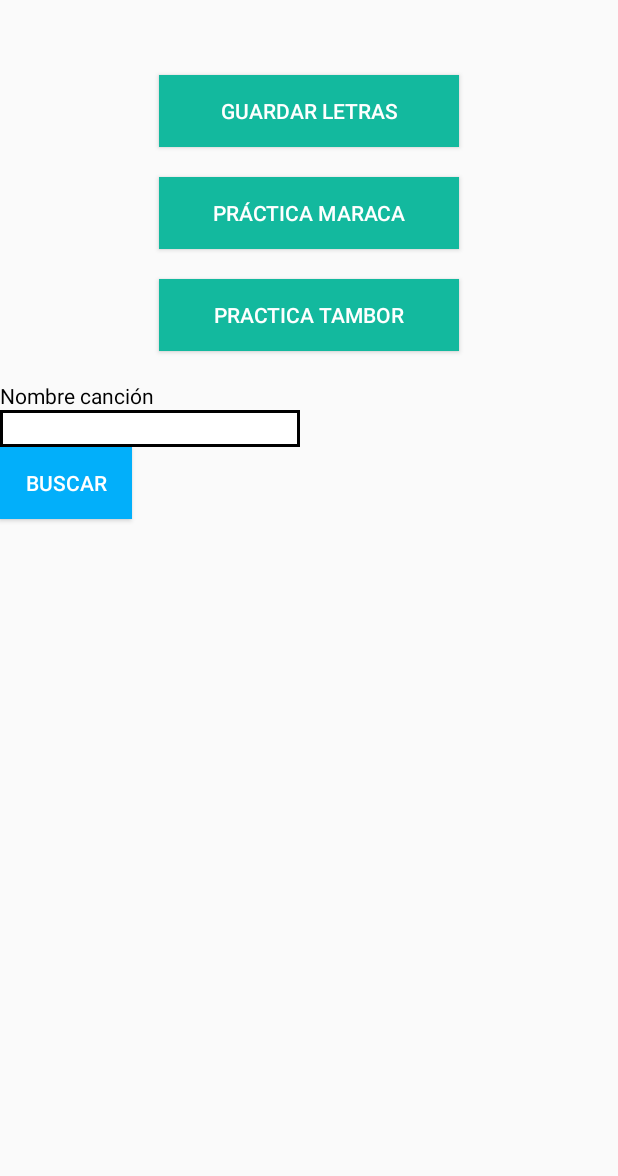
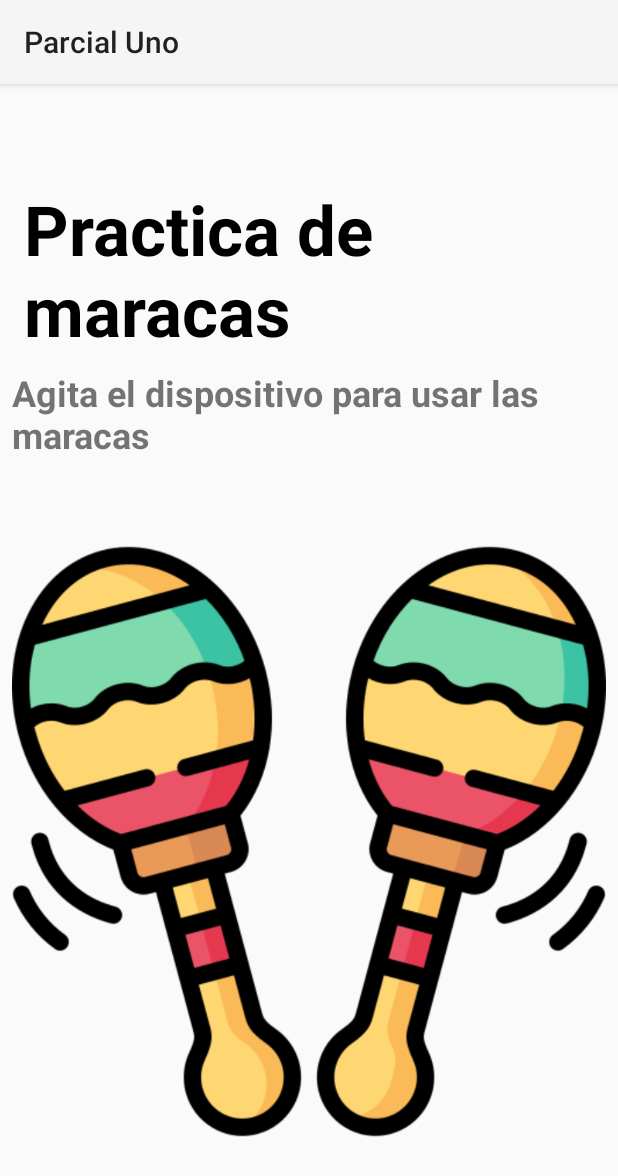
Before and after one commit to JavierGx022/parcialUno, an Android app built with Jetpack Compose: the screen it shows after launch (MainActivity before the commit, PracticaMaraca after it), after a tap on "PRÁCTICA MARACA", on a phone screen of 412 x 824 dp. Shown: the top 1176 px of the screen. Run offline under Robolectric (Android 15) with nearby library versions, the phone set to English and light mode, and no system bars; libraries missing offline, so code that uses them is left out: com.corteUno; 3 statements that could not run were skipped.

Commit message:
Version inicial de practica de maracas

```diff
--- a/app/src/main/AndroidManifest.xml
+++ b/app/src/main/AndroidManifest.xml
@@ -12,6 +12,12 @@
         android:supportsRtl="true"
         android:theme="@style/Theme.AppCompat.Light"
         tools:targetApi="31">
+        <activity
+            android:name=".PracticaTambor"
+            android:exported="false" />
+        <activity
+            android:name=".PracticaMaraca"
+            android:exported="false" />
         <activity
             android:name=".DetalleCancionActivity"
             android:exported="false" />
--- a/app/src/main/java/com/corteUno/Parcial/MainActivity.kt
+++ b/app/src/main/java/com/corteUno/Parcial/MainActivity.kt
@@ -9,15 +9,6 @@ import android.widget.ListView
 import android.widget.Toast
 import androidx.activity.ComponentActivity
 
-import androidx.activity.compose.setContent
-import androidx.compose.foundation.layout.fillMaxSize
-import androidx.compose.material3.MaterialTheme
-import androidx.compose.material3.Surface
-import androidx.compose.material3.Text
-import androidx.compose.runtime.Composable
-import androidx.compose.ui.Modifier
-import androidx.compose.ui.tooling.preview.Preview
-import com.corteUno.Parcial.Logica.Cancion
 import com.corteUno.Parcial.Logica.SharedPreferencesManager
 
 
@@ -37,14 +28,14 @@ class MainActivity : ComponentActivity() {
         //Accion de boton practica tambor
         var btnPracticaTambor= findViewById<Button>(R.id.btnPTambor)
         btnPracticaTambor.setOnClickListener {
-            val intent = Intent(this, practicaTambor::class.java)
+            val intent = Intent(this, PracticaTambor::class.java)
             startActivity(intent)
         }
 
         //Accion de boton practica maraca
         var btnPracticaMaraca= findViewById<Button>(R.id.btnPMaraca)
         btnPracticaMaraca.setOnClickListener {
-            val intent = Intent(this, maraca::class.java)
+            val intent = Intent(this, PracticaMaraca::class.java)
             startActivity(intent)
         }
 
--- /dev/null
+++ b/app/src/main/java/com/corteUno/Parcial/PracticaMaraca.kt
@@ -0,0 +1,66 @@
+package com.corteUno.Parcial
+
+import android.os.Bundle
+import androidx.appcompat.app.AppCompatActivity
+import android.content.Context
+import android.hardware.Sensor
+import android.hardware.SensorEvent
+import android.hardware.SensorEventListener
+import android.hardware.SensorManager
+import android.widget.Toast
+import java.util.*
+import kotlin.math.sqrt
+import android.media.MediaPlayer
+
+class PracticaMaraca : AppCompatActivity() {
+
+    private var sensorManager: SensorManager? = null
+    private var acceleration = 0f
+    private var currentAcceleration = 0f
+    private var lastAcceleration = 0f
+    private var sound_maraca: MediaPlayer? = null
+
+
+    override fun onCreate(savedInstanceState: Bundle?) {
+        super.onCreate(savedInstanceState)
+        setContentView(R.layout.activity_practica_maraca)
+        sensorManager = getSystemService(Context.SENSOR_SERVICE) as SensorManager
+        Objects.requireNonNull(sensorManager)!!.registerListener(sensorListener, sensorManager!!
+            .getDefaultSensor(Sensor.TYPE_ACCELEROMETER), SensorManager.SENSOR_DELAY_NORMAL)
+        acceleration = 10f
+        currentAcceleration = SensorManager.GRAVITY_EARTH
+        lastAcceleration = SensorManager.GRAVITY_EARTH
+
+        sound_maraca = MediaPlayer.create(this,R.raw.sample_maraca)
+        sound_maraca?.setOnPreparedListener{
+            println("READY TO GO")
+        }
+
+    }
+    private val sensorListener: SensorEventListener = object : SensorEventListener {
+        override fun onSensorChanged(event: SensorEvent) {
+            val x = event.values[0]
+            val y = event.values[1]
+            val z = event.values[2]
+            lastAcceleration = currentAcceleration
+            currentAcceleration = sqrt((x * x + y * y + z * z).toDouble()).toFloat()
+            val delta: Float = currentAcceleration - lastAcceleration
+            acceleration = acceleration * 0.9f + delta
+            if (acceleration > 5) {
+                Toast.makeText(applicationContext, "movimiento detectado", Toast.LENGTH_SHORT).show()
+                sound_maraca?.start()
+            }
+        }
+        override fun onAccuracyChanged(sensor: Sensor, accuracy: Int) {}
+    }
+    override fun onResume() {
+        sensorManager?.registerListener(sensorListener, sensorManager!!.getDefaultSensor(
+            Sensor .TYPE_ACCELEROMETER), SensorManager.SENSOR_DELAY_NORMAL
+        )
+        super.onResume()
+    }
+    override fun onPause() {
+        sensorManager!!.unregisterListener(sensorListener)
+        super.onPause()
+    }
+}
--- /dev/null
+++ b/app/src/main/res/layout/activity_practica_maraca.xml
@@ -0,0 +1,33 @@
+<?xml version="1.0" encoding="utf-8"?>
+<LinearLayout xmlns:android="http://schemas.android.com/apk/res/android"
+xmlns:tools="http://schemas.android.com/tools"
+android:layout_width="match_parent"
+android:layout_height="match_parent"
+android:orientation="vertical"
+android:padding="8dp"
+tools:context=".PracticaMaraca">
+
+    <TextView
+        android:id="@+id/textView"
+        android:layout_width="wrap_content"
+        android:layout_height="wrap_content"
+        android:layout_marginTop="50dp"
+        android:padding="8dp"
+        android:text="@string/xml_maracas_tittle"
+        android:textColor="@color/black"
+        android:textSize="46sp"
+        android:textStyle="bold" />
+
+    <TextView
+        android:layout_width="wrap_content"
+        android:layout_height="wrap_content"
+        android:text="@string/xml_maracas_desc"
+        android:textSize="24sp"
+        android:textStyle="bold" />
+    <ImageView
+        android:layout_width="wrap_content"
+        android:layout_height="wrap_content"
+        android:src="@drawable/image_maraca"
+        android:contentDescription="@string/xml_maracas_img_desc"
+        />
+</LinearLayout>
--- a/app/src/main/res/values/strings.xml
+++ b/app/src/main/res/values/strings.xml
@@ -1,3 +1,7 @@
 <resources>
     <string name="app_name">Parcial Uno</string>
+    <string name="xml_maracas_tittle">Practica de maracas</string>
+    <string name="xml_maracas_desc">Agita el dispositivo para usar las maracas</string>
+    <string name="xml_maracas_img_desc">maracas png</string>
+
 </resources>
--- a/gradle/libs.versions.toml
+++ b/gradle/libs.versions.toml
@@ -1,5 +1,5 @@
 [versions]
-agp = "8.3.0"
+agp = "8.3.1"
 kotlin = "1.9.0"
 coreKtx = "1.12.0"
 junit = "4.13.2"
@@ -7,10 +7,10 @@ junitVersion = "1.1.5"
 espressoCore = "3.5.1"
 lifecycleRuntimeKtx = "2.7.0"
 activityCompose = "1.8.2"
-composeBom = "2023.08.00"
+composeBom = "2024.03.00"
 appcompat = "1.6.1"
 material = "1.11.0"
-activity = "1.8.0"
+activity = "1.8.2"
 constraintlayout = "2.1.4"
 
 [libraries]
```
Also changed, not shown: app/src/main/res/drawable/image_maraca.png (added), 1 other file.
